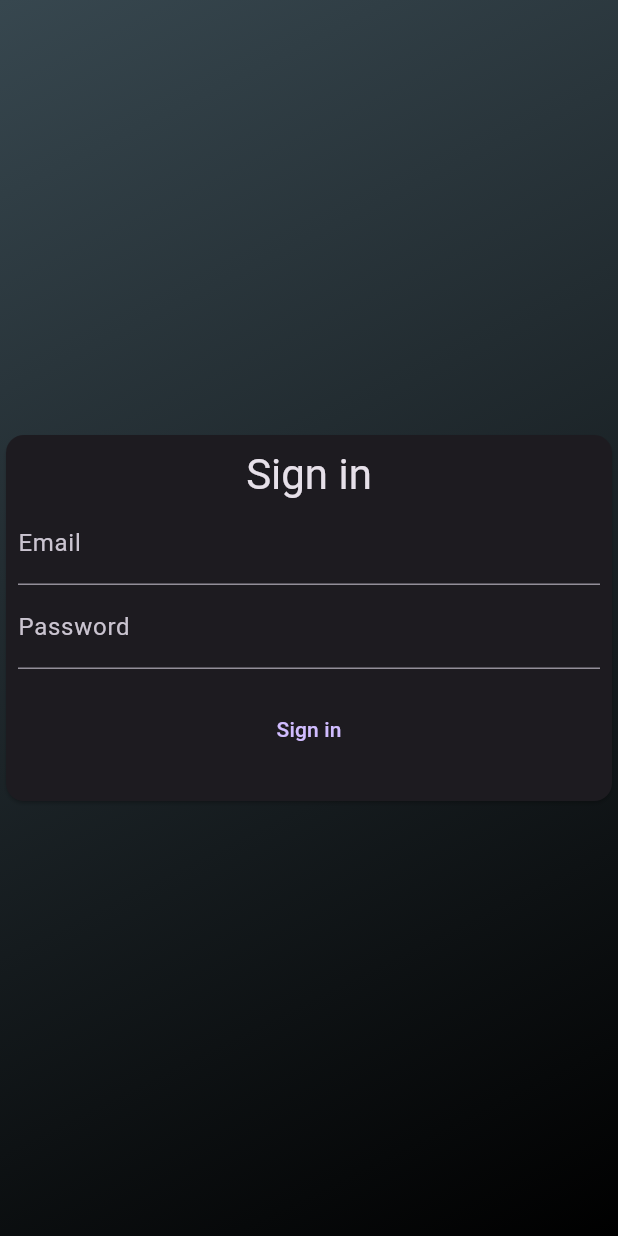
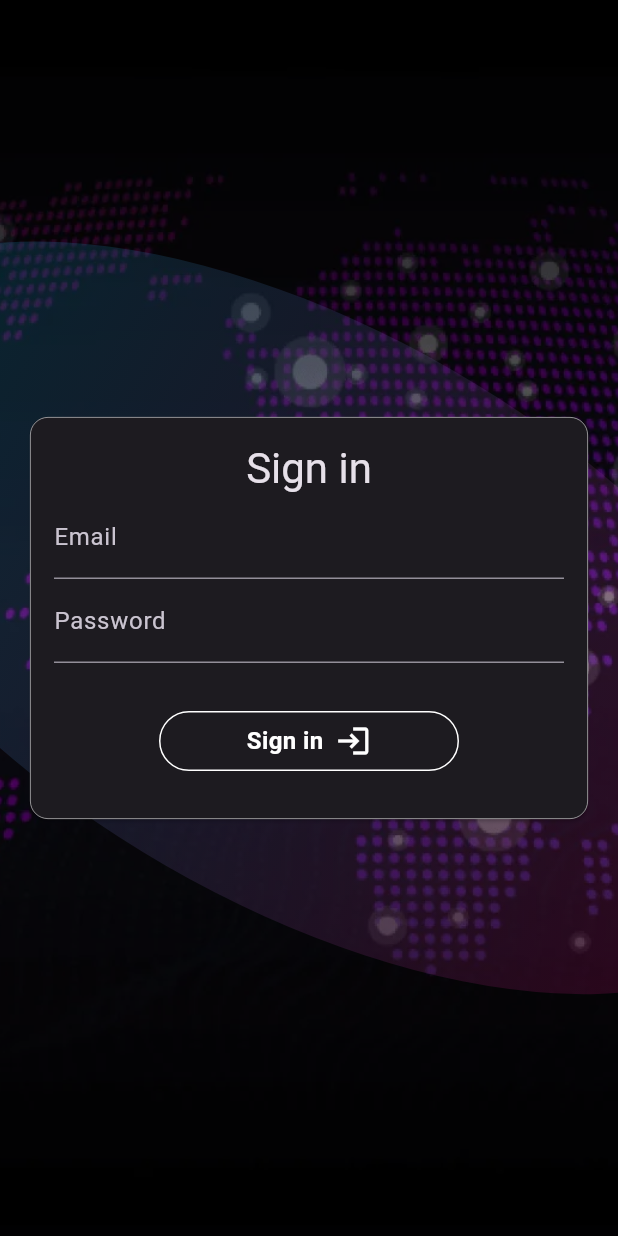
Before and after one commit to timwickey/modeinvestorclub, a Flutter app: the screen it shows after launch, on a phone screen of 412 x 824 dp. Run offline on Flutter 3.47's test engine with Material 3 defaults, Android fonts, the phone set to English and light mode, and no system bars; our stand-ins replace flutter_dotenv, flutter_svg, go_router, url_strategy; missing offline and left inert: adaptive_navigation, postgres, window_size.

Commit message:
UPDAT: add better appearances

```diff
--- a/lib/src/app.dart
+++ b/lib/src/app.dart
@@ -1,5 +1,6 @@
 import 'package:flutter/material.dart';
 import 'package:go_router/go_router.dart';
+import 'package:flutter_svg/flutter_svg.dart';
 
 import 'auth.dart';
 import 'screens/scaffold.dart';
@@ -9,7 +10,6 @@ import 'screens/events.dart';
 import 'screens/settings.dart';
 import 'screens/sign_in.dart';
 import 'widgets/fade_transition_page.dart';
-import 'package:flutter_svg/flutter_svg.dart';
 import 'backend.dart';
 
 class InvestorClub extends StatefulWidget {
@@ -24,10 +24,6 @@ ThemeData _buildDarkTheme() {
     brightness: Brightness.dark,
     scaffoldBackgroundColor:
         Colors.transparent, // Makes scaffold background default to transparent
-    // Add your custom dark theme colors here
-    // For example:
-    // primaryColor: Colors.grey[800],
-    // accentColor: Colors.blueGrey[600],
   );
 }
 
@@ -40,7 +36,6 @@ class _InvestorClubState extends State<InvestorClub> {
   void initState() {
     super.initState();
     // Initialize the Future with the fetch function
-
     _backEnd = BackEnd();
     _backEnd.init().then((_) {
       setState(() {
@@ -65,17 +60,23 @@ class _InvestorClubState extends State<InvestorClub> {
           child: Stack(
             children: [
               Positioned.fill(
-                child: Container(
-                  decoration: BoxDecoration(
-                    gradient: LinearGradient(
-                      begin: Alignment.topLeft,
-                      end: Alignment.bottomRight,
-                      colors: [
-                        Colors.blueGrey
-                            .shade800, // Adjust these colors to match your theme
-                        Colors.black, // Adjust these colors to match your theme
-                      ],
-                    ),
+                child: ColorFiltered(
+                  colorFilter: ColorFilter.mode(
+                    Colors.black.withOpacity(0.5), // Adjust opacity to darken
+                    BlendMode.darken,
+                  ),
+                  child: Image.asset(
+                    'images/websiteglobe.webp',
+                    fit: BoxFit.cover,
+                  ),
+                ),
+              ),
+              Positioned.fill(
+                child: Opacity(
+                  opacity: 0.5, // Adjust the opacity value as needed
+                  child: SvgPicture.asset(
+                    'images/websitegradient.svg',
+                    fit: BoxFit.cover,
                   ),
                 ),
               ),
--- a/lib/src/data/globals.dart
+++ b/lib/src/data/globals.dart
@@ -2,5 +2,18 @@ import 'package:flutter/material.dart';
 
 const widgetHeight = 350.0;
 const borderThickness = .5;
-const borderColor = Colors.white;
+const buttonBorderThickness = 1.0;
+const borderColor = Colors.white70;
 const pageWidth = 1200.0;
+
+// Define the color map for buttons
+const Map<String, Color> colorButton = {
+  'borderColor': Colors.transparent,
+  'leftColor': Color.fromARGB(255, 233, 30, 99),
+  'rightColor': Colors.orange,
+};
+const Map<String, Color> transparentButton = {
+  'borderColor': Colors.white,
+  'leftColor': Colors.transparent,
+  'rightColor': Colors.transparent,
+};
--- a/lib/src/screens/sign_in.dart
+++ b/lib/src/screens/sign_in.dart
@@ -1,6 +1,8 @@
 import 'dart:convert';
 import 'package:flutter/material.dart';
 import 'package:http/http.dart' as http;
+import '../data/globals.dart';
+import '../widgets/ui.dart';
 
 class Credentials {
   final String email;
@@ -68,10 +70,19 @@ class _SignInScreenState extends State<SignInScreen> {
   @override
   Widget build(BuildContext context) => Scaffold(
         body: Center(
+          child: Padding(
+            padding: const EdgeInsets.all(16.0),
             child: Card(
+              shape: RoundedRectangleBorder(
+                borderRadius: BorderRadius.circular(12.0),
+                side: BorderSide(
+                  color: borderColor,
+                  width: borderThickness,
+                ),
+              ),
               child: Container(
                 constraints: BoxConstraints.loose(const Size(600, 600)),
-              padding: const EdgeInsets.all(8),
+                padding: const EdgeInsets.all(16),
                 child: Column(
                   mainAxisAlignment: MainAxisAlignment.center,
                   mainAxisSize: MainAxisSize.min,
@@ -88,13 +99,21 @@ class _SignInScreenState extends State<SignInScreen> {
                       controller: _passwordController,
                     ),
                     Padding(
-                    padding: const EdgeInsets.all(16),
-                    child: TextButton(
-                      onPressed: _signIn,
-                      child: const Text('Sign in'),
+                        padding: const EdgeInsets.only(top: 32.0, bottom: 16.0),
+                        child: RoundedButton(
+                          text: "Sign in",
+                          icon: Icon(Icons.login, color: Colors.white),
+                          color: transparentButton,
+                          onPressed: () {
+                            ScaffoldMessenger.of(context).showSnackBar(
+                              const SnackBar(
+                                  content:
+                                      Text('Invite + Earn Button Pressed')),
+                            );
+                          },
+                        )),
+                  ],
                 ),
-                  ),
-                ],
               ),
             ),
           ),
--- a/lib/src/widgets/ui.dart
+++ b/lib/src/widgets/ui.dart
@@ -35,6 +35,9 @@ class SquaredButton extends StatelessWidget {
             end: Alignment.centerRight,
           ),
           borderRadius: BorderRadius.circular(maxHeight / 6),
+          border: Border.all(
+              color: color['borderColor']!,
+              width: buttonBorderThickness), // Add border color
         ),
         child: Material(
           color: Colors.transparent,
@@ -101,6 +104,9 @@ class RoundedButton extends StatelessWidget {
             end: Alignment.centerRight,
           ),
           borderRadius: BorderRadius.circular(maxHeight / 2),
+          border: Border.all(
+              color: color['borderColor']!,
+              width: buttonBorderThickness), // Add border color
         ),
         child: Material(
           color: Colors.transparent,
```
Also changed, not shown: lib/src/screens/home.dart (+2 -128 lines). Lines whose indentation alone changed are shown as unchanged.
